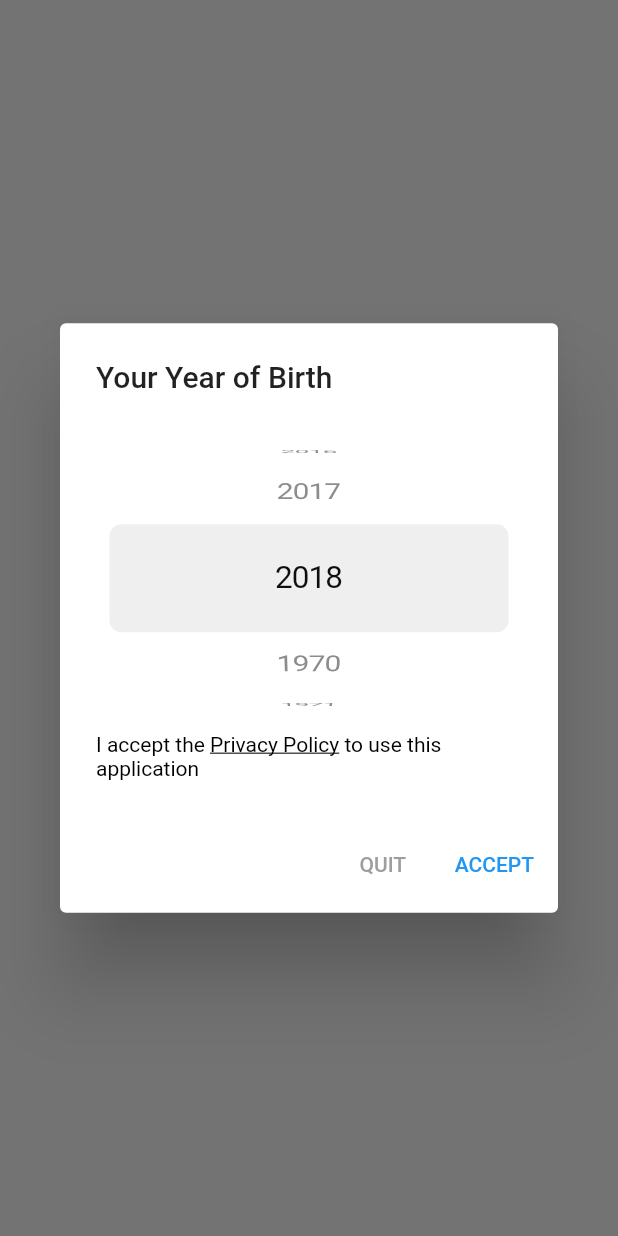
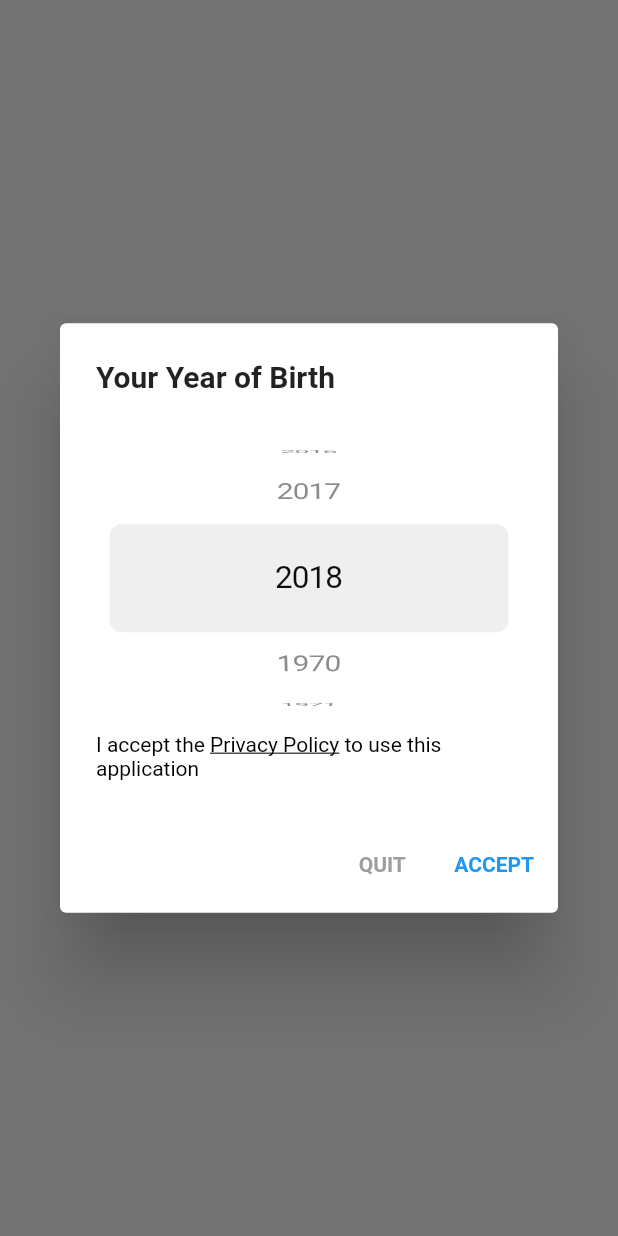
Before and after one commit to pamobilevn/PACoreFlutter, a Flutter app: what pickYearDialog() shows on an empty page, opened directly with empty values, on a phone screen of 412 x 824 dp. Run offline on Flutter 3.47's test engine with Material 2 defaults, Android fonts, the phone set to English and light mode, and no system bars; our stand-ins replace get, get_storage; missing offline and left inert: launch_review; accounts and stored records are empty.

Commit message:
update bold dialog

```diff
--- a/lib/src/pa_core_show_dialog.dart
+++ b/lib/src/pa_core_show_dialog.dart
@@ -31,7 +31,7 @@ class PACoreShowDialog {
               margin: EdgeInsets.symmetric(
                   vertical: MediaQuery.of(context).size.shortestSide * 0.15),
               child: AlertDialog(
-                title: Text(title),
+                title: Text(title, style: (TextStyle(fontWeight: FontWeight.w700))),
                 content: SingleChildScrollView(
                   child: policyText.isNull
                       ? Text(PRIVACY_POLICY)
@@ -48,8 +48,9 @@ class PACoreShowDialog {
                               policyAcceptTime!.isNotEmpty
                                   ? 'YOU ACCEPTED ON ' + policyAcceptTime
                                   : "OK",
+                          style: (TextStyle(fontWeight: FontWeight.w700))
                             )
-                          : Text('OK'),
+                          : Text('OK',  style: (TextStyle(fontWeight: FontWeight.w700))),
                     ),
                   ),
                 ],
@@ -496,20 +497,20 @@ class PACoreShowDialog {
       WillPopScope(
         onWillPop: null,
         child: AlertDialog(
-          title: Text('Your Year of Birth'),
+          title: Text('Your Year of Birth', style: (TextStyle(fontWeight: FontWeight.w700))),
           content: PickYearWidget(policyText),
           actions: <Widget>[
             TextButton(
               child: Text(
                 'Quit'.toUpperCase(),
-                style: TextStyle(color: Colors.grey),
+                style: TextStyle(color: Colors.grey, fontWeight: FontWeight.w700),
               ),
               onPressed: () {
                 SystemNavigator.pop();
               },
             ),
             TextButton(
-              child: Text('ACCEPT'),
+              child: Text('ACCEPT',   style: (TextStyle(fontWeight: FontWeight.w700))),
               onPressed: () async {
                 String privacyPolicyAcceptTime =
                     DateTime.now().toString().substring(0, 16).toString();
```
